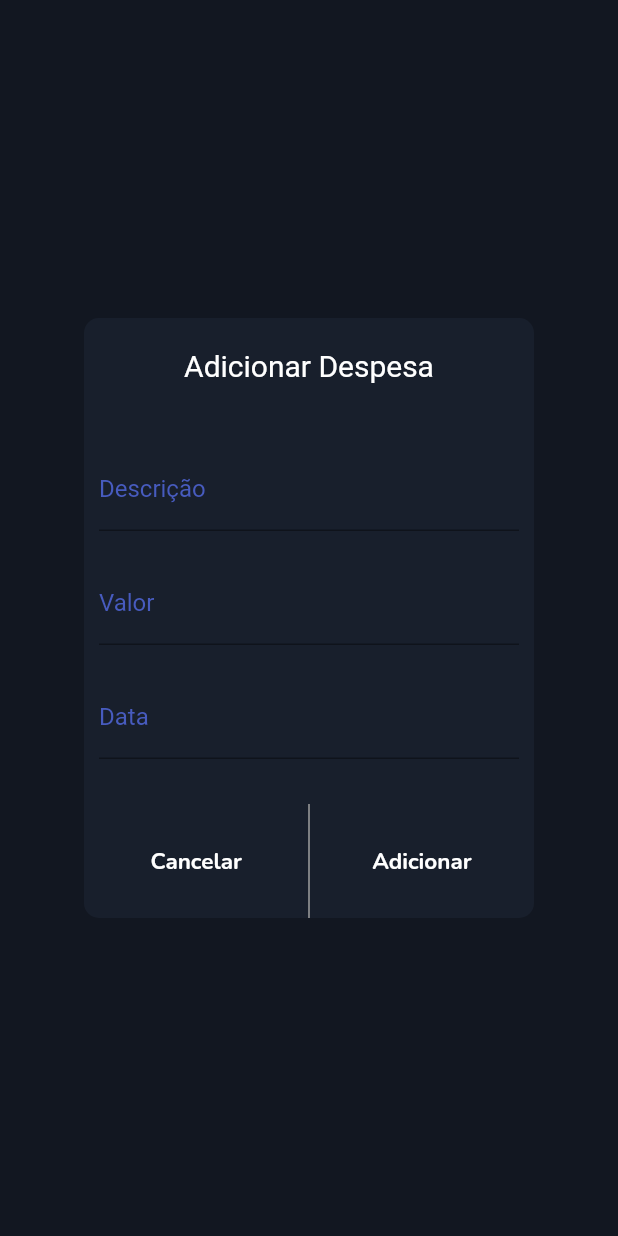
After one commit to lucastsan/pocket_finances, a Flutter app: the CurrentExpensesPage screen opened directly, after a tap on the "add" icon, on a phone screen of 412 x 824 dp. The commit adds this screen. Run offline on Flutter 3.47's test engine with Material 2 defaults, Android fonts, the phone set to English and light mode, and no system bars; our stand-ins replace google_fonts, percent_indicator, shared_preferences; accounts and stored records are empty.

Commit message:
expenses popup and tabbar update

```diff
--- a/lib/components/Tab_bar.dart
+++ b/lib/components/Tab_bar.dart
@@ -10,10 +10,10 @@ TabBar buildTabBar() {
         labelText: 'Página Principal',
       ),
       TabBarBox(
-        labelText: 'Despesas Fixas',
+        labelText: 'Despesas',
       ),
       TabBarBox(
-        labelText: 'Despesas',
+        labelText: 'Despesas Fixas',
       ),
     ],
     indicatorSize: TabBarIndicatorSize.label,
--- a/lib/main.dart
+++ b/lib/main.dart
@@ -22,6 +22,13 @@ class MyApp extends StatelessWidget {
         highlightColor: Colors.transparent,
         splashColor: Colors.transparent,
         indicatorColor: kSelectionColor,
+        floatingActionButtonTheme: FloatingActionButtonThemeData(
+          backgroundColor: Color(0xFF475BBF),
+          foregroundColor: Colors.white,
+        ),
+        colorScheme: ColorScheme.fromSwatch(
+          accentColor: Color(0x70475BBF),
+        ),
         inputDecorationTheme: InputDecorationTheme(
           labelStyle: TextStyle(color: kSelectionColor),
           focusedBorder: OutlineInputBorder(
--- /dev/null
+++ b/lib/screens/add_current_expenses.dart
@@ -0,0 +1,126 @@
+import 'package:flutter/material.dart';
+import 'package:pocket_finances/components/main_card.dart';
+import 'package:pocket_finances/constants.dart';
+
+class AddCurrentExpenses extends StatelessWidget {
+  const AddCurrentExpenses({Key? key, required this.heroTag}) : super(key: key);
+
+  final String heroTag;
+
+  @override
+  Widget build(BuildContext context) {
+    return Center(
+      child: Hero(
+        flightShuttleBuilder: (BuildContext flightContext,
+            Animation<double> animation,
+            HeroFlightDirection flightDirection,
+            BuildContext fromHeroContext,
+            BuildContext toHeroContext) {
+          final Hero hero = (flightDirection == HeroFlightDirection.pop
+              ? fromHeroContext.widget
+              : toHeroContext.widget) as Hero;
+          return FadeTransition(
+            opacity: animation.drive(
+              Tween<double>(begin: 0.0, end: 1.0).chain(
+                CurveTween(
+                  curve: Interval(0.0, 1.0),
+                ),
+              ),
+            ),
+            child: hero.child,
+          );
+        },
+        tag: heroTag,
+        child: Material(
+          type: MaterialType.transparency,
+          child: MainCard(
+            backgroundColor: kbackgroundColor,
+            cardChild: Container(
+              width: 300,
+              height: 400,
+              child: Column(
+                mainAxisAlignment: MainAxisAlignment.spaceEvenly,
+                crossAxisAlignment: CrossAxisAlignment.center,
+                children: [
+                  Expanded(
+                    child: Padding(
+                      padding: const EdgeInsets.all(20.0),
+                      child: Text(
+                        'Adicionar Despesa',
+                        style: kBalanceValueStyle,
+                        textAlign: TextAlign.center,
+                      ),
+                    ),
+                  ),
+                  Expanded(
+                    child: Padding(
+                      padding: const EdgeInsets.all(10.0),
+                      child: TextFormField(
+                        decoration: InputDecoration(labelText: 'Descrição'),
+                      ),
+                    ),
+                  ),
+                  Expanded(
+                    child: Padding(
+                      padding: const EdgeInsets.all(10.0),
+                      child: TextFormField(
+                        decoration: InputDecoration(
+                          labelText: 'Valor',
+                        ),
+                        keyboardType: TextInputType.number,
+                      ),
+                    ),
+                  ),
+                  Expanded(
+                    child: Padding(
+                      padding: const EdgeInsets.all(10.0),
+                      child: TextFormField(
+                        decoration: InputDecoration(labelText: 'Data'),
+                      ),
+                    ),
+                  ),
+                  SizedBox(
+                    height: 20,
+                  ),
+                  Expanded(
+                    child: Row(
+                      mainAxisAlignment: MainAxisAlignment.spaceEvenly,
+                      children: [
+                        Expanded(
+                          child: MaterialButton(
+                            highlightColor: kHighlightColor,
+                            height: double.infinity,
+                            child: Text('Cancelar', style: kValuesStyle),
+                            onPressed: () {
+                              Navigator.pop(context, false);
+                            },
+                          ),
+                        ),
+                        Container(
+                          width: 1,
+                          height: double.infinity,
+                          color: Colors.grey,
+                        ),
+                        Expanded(
+                          child: MaterialButton(
+                            highlightColor: kHighlightColor,
+                            height: double.infinity,
+                            child: Text(
+                              'Adicionar',
+                              style: kValuesStyle,
+                            ),
+                            onPressed: () {},
+                          ),
+                        ),
+                      ],
+                    ),
+                  ),
+                ],
+              ),
+            ),
+          ),
+        ),
+      ),
+    );
+  }
+}
--- /dev/null
+++ b/lib/screens/current_expenses.dart
@@ -0,0 +1,38 @@
+import 'package:flutter/material.dart';
+import 'package:pocket_finances/components/hero_dialog_route.dart';
+import 'package:pocket_finances/screens/add_current_expenses.dart';
+
+class CurrentExpensesPage extends StatefulWidget {
+  const CurrentExpensesPage({Key? key}) : super(key: key);
+
+  @override
+  _CurrentExpensesPageState createState() => _CurrentExpensesPageState();
+}
+
+class _CurrentExpensesPageState extends State<CurrentExpensesPage> {
+  String heroTag = 'add-current-expense';
+
+  @override
+  Widget build(BuildContext context) {
+    return Scaffold(
+      body: Container(
+        child: ListView(),
+      ),
+      floatingActionButton: FloatingActionButton(
+        heroTag: heroTag,
+        onPressed: () {
+          Navigator.of(context).push(HeroDialogRoute(builder: (context) {
+            return AddCurrentExpenses(heroTag: heroTag);
+          }));
+        },
+        child: Material(
+          type: MaterialType.transparency,
+          child: Icon(
+            Icons.add,
+            size: 30.0,
+          ),
+        ),
+      ),
+    );
+  }
+}
--- /dev/null
+++ b/lib/screens/fixed_expenses.dart
@@ -0,0 +1,15 @@
+import 'package:flutter/material.dart';
+
+class FixedExpensesPage extends StatefulWidget {
+  const FixedExpensesPage({Key? key}) : super(key: key);
+
+  @override
+  _FixedExpensesPageState createState() => _FixedExpensesPageState();
+}
+
+class _FixedExpensesPageState extends State<FixedExpensesPage> {
+  @override
+  Widget build(BuildContext context) {
+    return Container();
+  }
+}
--- a/lib/screens/home_page.dart
+++ b/lib/screens/home_page.dart
@@ -24,7 +24,6 @@ class _HomePageState extends State<HomePage> {
     super.initState();
     checkPreferences().whenComplete(() {
       initValues();
-      setState(() {});
     });
   }
 
@@ -93,6 +92,7 @@ class _HomePageState extends State<HomePage> {
                     .push(HeroDialogRoute(builder: (context) {
                   return IncomesChangePopup(
                     heroTag: incomesTag,
+                    incomesValue: incomes,
                   );
                 }));
                 if (result) {
--- a/lib/screens/incomes_change_popup.dart
+++ b/lib/screens/incomes_change_popup.dart
@@ -5,10 +5,13 @@ import 'package:pocket_finances/components/shared_preferences_actions.dart';
 import 'package:pocket_finances/constants.dart';
 
 class IncomesChangePopup extends StatelessWidget {
-  IncomesChangePopup({Key? key, required this.heroTag}) : super(key: key);
+  IncomesChangePopup(
+      {Key? key, required this.heroTag, required this.incomesValue})
+      : super(key: key);
 
   final String heroTag;
   final TextEditingController _incomesInputController = TextEditingController();
+  final double incomesValue;
 
   @override
   Widget build(BuildContext context) {
@@ -39,7 +42,7 @@ class IncomesChangePopup extends StatelessWidget {
                       Expanded(
                         child: Padding(
                           padding: const EdgeInsets.symmetric(horizontal: 8.0),
-                          child: TextField(
+                          child: TextFormField(
                             controller: _incomesInputController,
                             keyboardType:
                                 TextInputType.numberWithOptions(decimal: true),
--- a/lib/screens/main_page.dart
+++ b/lib/screens/main_page.dart
@@ -1,6 +1,8 @@
 import 'package:flutter/material.dart';
 import 'package:pocket_finances/components/Tab_bar.dart';
 import 'package:pocket_finances/constants.dart';
+import 'package:pocket_finances/screens/current_expenses.dart';
+import 'package:pocket_finances/screens/fixed_expenses.dart';
 import 'package:pocket_finances/screens/home_page.dart';
 
 class MainPage extends StatelessWidget {
@@ -21,7 +23,13 @@ class MainPage extends StatelessWidget {
           elevation: 0,
           bottom: buildTabBar(),
         ),
-        body: HomePage(),
+        body: TabBarView(
+          children: [
+            HomePage(),
+            CurrentExpensesPage(),
+            FixedExpensesPage(),
+          ],
+        ),
       ),
     );
   }
```
